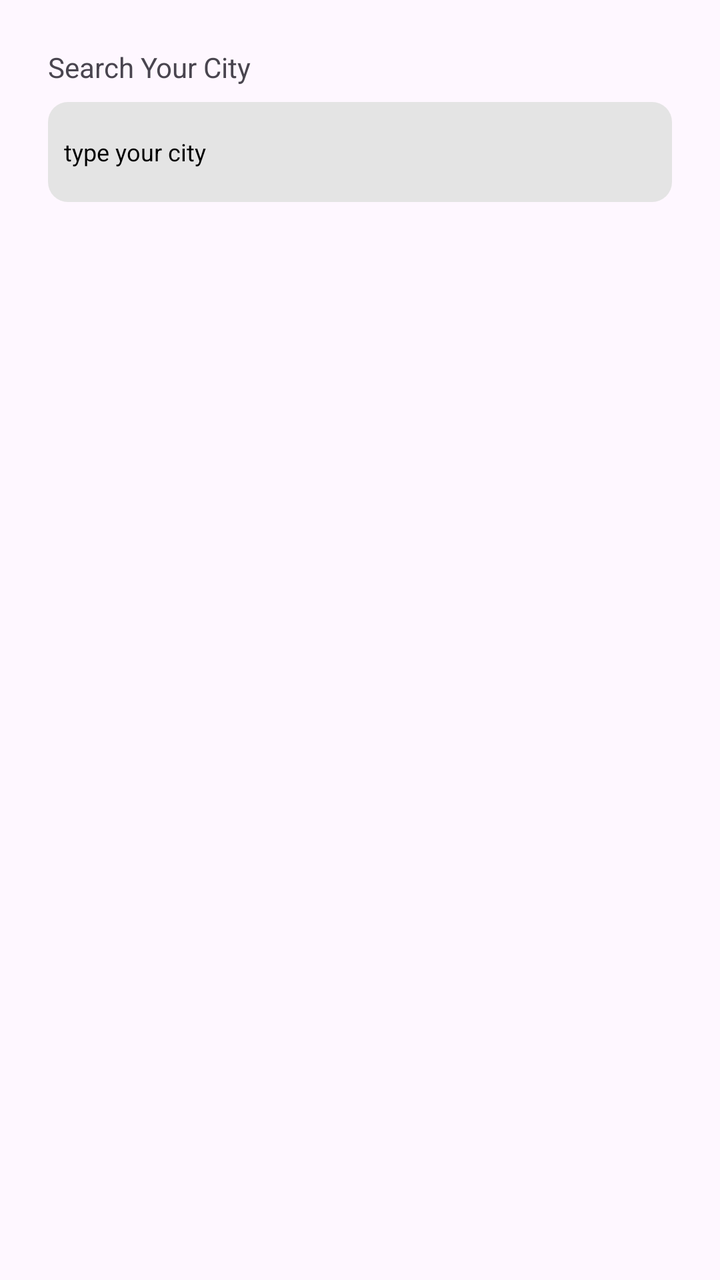
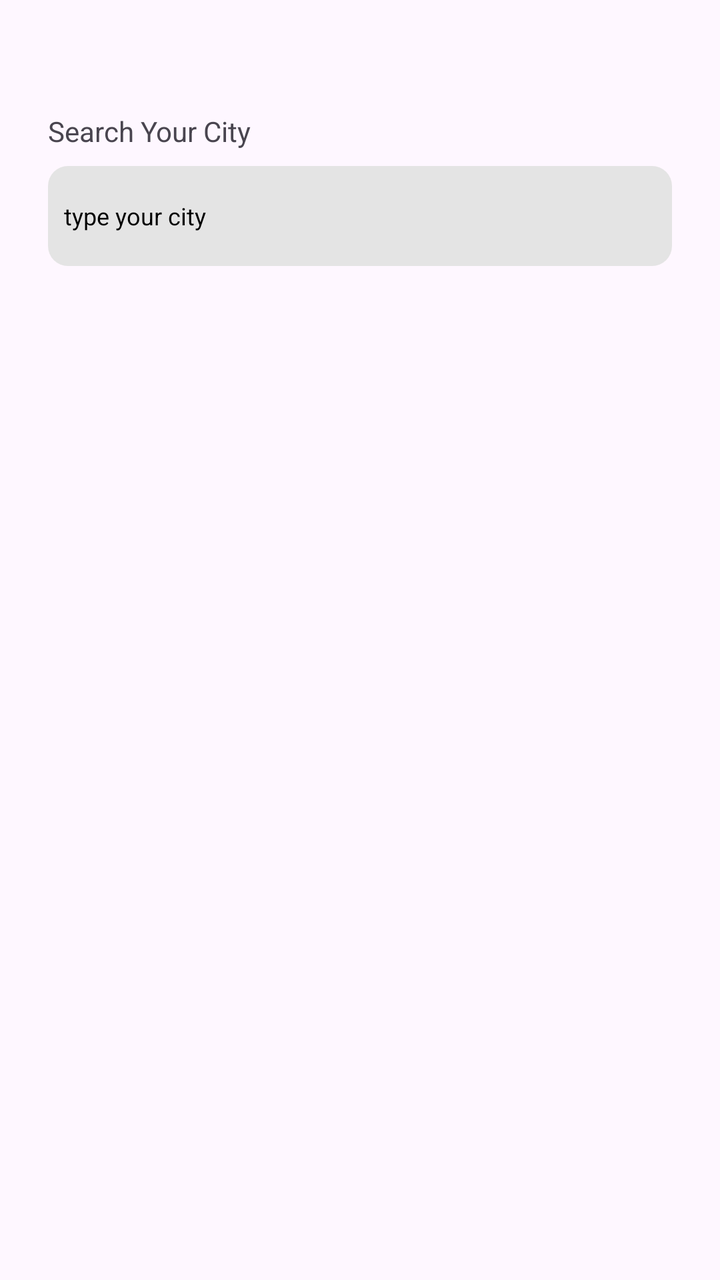

The first picture is an Android layout as it rendered before a commit; the second is the same layout after the commit. The layout source and the unified diff follow.
<!-- AndroidManifest.xml: application theme Theme.WhetherTracker -->
<!-- res/layout/activity_city_list.xml -->
<?xml version="1.0" encoding="utf-8"?>
<LinearLayout xmlns:android="http://schemas.android.com/apk/res/android"
    xmlns:app="http://schemas.android.com/apk/res-auto"
    xmlns:tools="http://schemas.android.com/tools"
    android:id="@+id/main"
    android:layout_width="match_parent"
    android:layout_height="match_parent"
    android:orientation="vertical"
    android:padding="24dp"
    tools:context=".Activity.CityListActivity">

    <TextView
        android:id="@+id/textView"
        android:layout_width="match_parent"
        android:layout_height="wrap_content"
        android:text="Search Your City" />

    <EditText
        android:id="@+id/editTextText"
        android:layout_width="match_parent"
        android:layout_height="50dp"
        android:layout_marginTop="8dp"
        android:background="@drawable/edittext_bg"
        android:ems="10"
        android:hint="type your city"
        android:inputType="text"
        android:minHeight="48dp"
        android:padding="8dp"
        android:textColorHint="@color/black"
        android:textSize="12sp" />

    <androidx.recyclerview.widget.RecyclerView
        android:id="@+id/cityView"
        android:layout_width="match_parent"
        android:layout_height="wrap_content"
        android:layout_marginTop="32dp" />
</LinearLayout>
<!-- resources referenced by this layout -->
<resources>
  <color name="black">#FF000000</color>
  <!-- drawable edittext_bg (drawable) -->
  <?xml version="1.0" encoding="utf-8"?>
  <selector xmlns:android="http://schemas.android.com/apk/res/android">
      <item>
          <shape android:Shape="rectangle">
              <corners android:radius="10dp"/>
              <solid android:color="#E4E4E4"/>
          </shape>
      </item>
  
  </selector>
  <style name="Theme.WhetherTracker" parent="Base.Theme.WhetherTracker">
          <item name="android:windowTranslucentStatus">true
          </item>
      </style>
  <style name="Base.Theme.WhetherTracker" parent="Theme.Material3.DayNight.NoActionBar">
          
          
      </style>
</resources>

<!-- the commit's change to res/layout/activity_city_list.xml (unified diff, before → after) -->
@@ -13,10 +13,11 @@
         android:id="@+id/textView"
         android:layout_width="match_parent"
         android:layout_height="wrap_content"
+        android:layout_marginTop="32dp"
         android:text="Search Your City" />
 
     <EditText
-        android:id="@+id/editTextText"
+        android:id="@+id/cityEdit"
         android:layout_width="match_parent"
         android:layout_height="50dp"
         android:layout_marginTop="8dp"
@@ -34,4 +35,11 @@
         android:layout_width="match_parent"
         android:layout_height="wrap_content"
         android:layout_marginTop="32dp" />
+
+    <ProgressBar
+        android:id="@+id/progressBar2"
+        style="?android:attr/progressBarStyle"
+        android:layout_width="match_parent"
+        android:layout_height="wrap_content"
+        android:visibility="visible" />
 </LinearLayout>
<!-- resource entries referenced after the edit -->
@@ -5,7 +5,7 @@
   <?xml version="1.0" encoding="utf-8"?>
   <selector xmlns:android="http://schemas.android.com/apk/res/android">
       <item>
-          <shape android:Shape="rectangle">
+          <shape android:shape="rectangle">
               <corners android:radius="10dp"/>
               <solid android:color="#E4E4E4"/>
           </shape>
